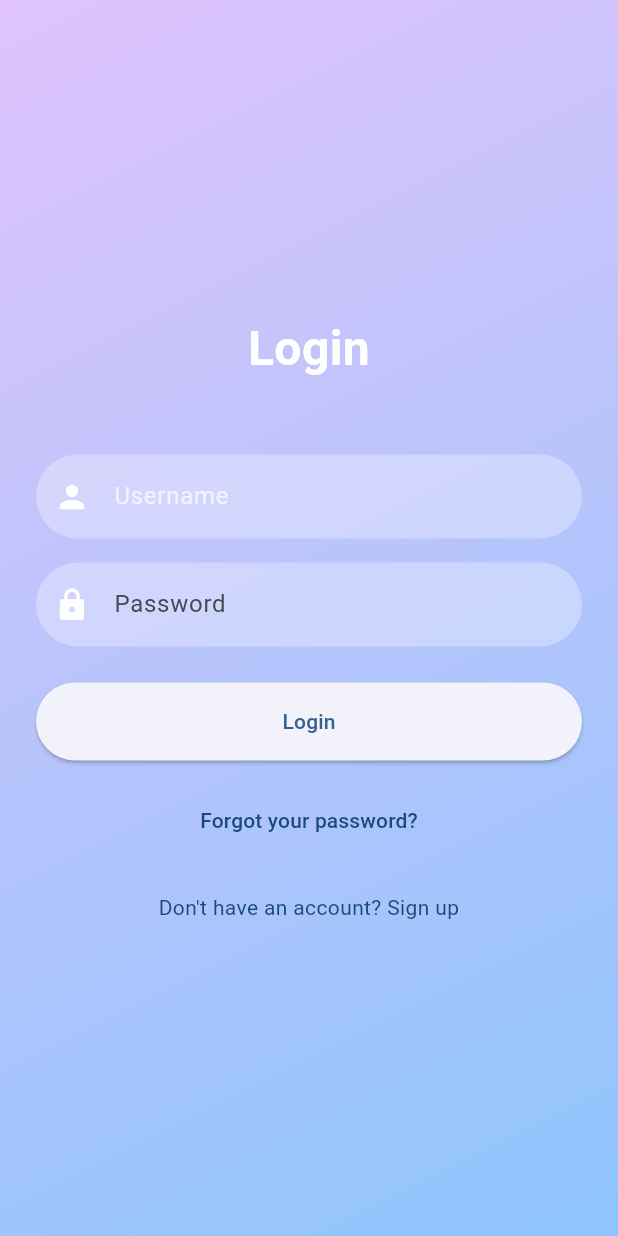
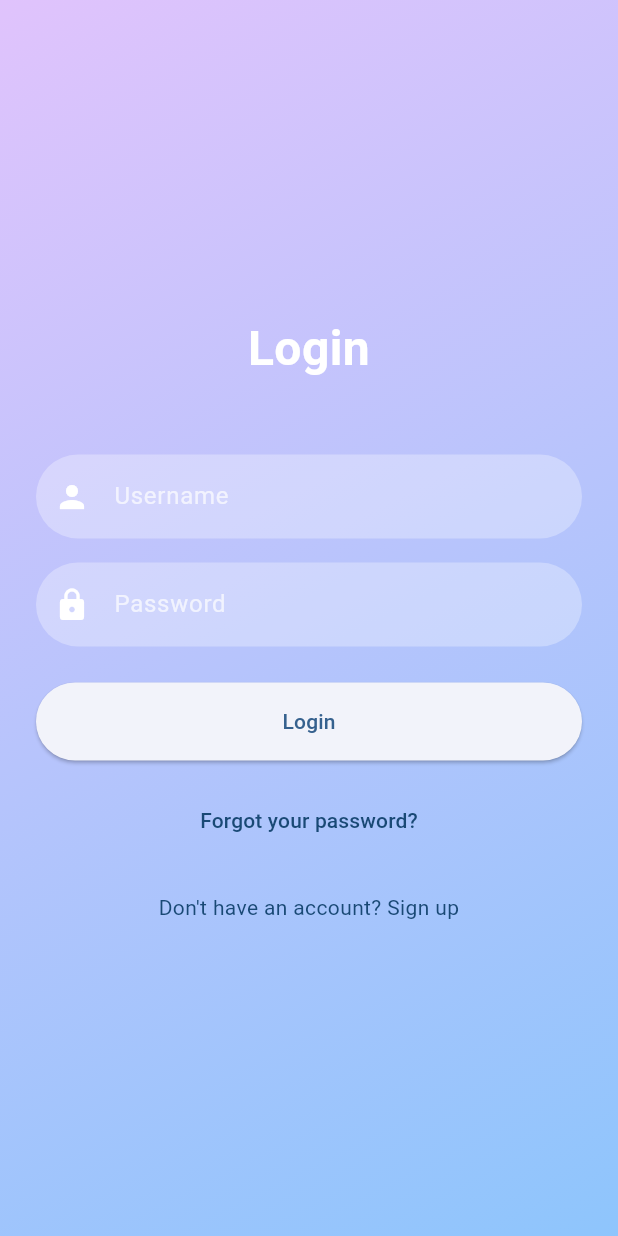
Before and after one commit to Eizen94/uts_2023130033, a Flutter app: the screen it shows after launch, on a phone screen of 412 x 824 dp. Run offline on Flutter 3.47's test engine with Material 3 defaults, Android fonts, the phone set to English and light mode, and no system bars.

Commit message:
Project untuk UTS PPB - Nikolaus Franz - 2023130033

```diff
--- a/lib/login_screen.dart
+++ b/lib/login_screen.dart
@@ -75,6 +75,7 @@ class _LoginScreenState extends State<LoginScreen> {
                       borderRadius: BorderRadius.circular(30),
                       borderSide: BorderSide.none,
                     ),
+                    hintStyle: const TextStyle(color: Colors.white70),
                   ),
                 ),
                 const SizedBox(height: 24.0),
```
